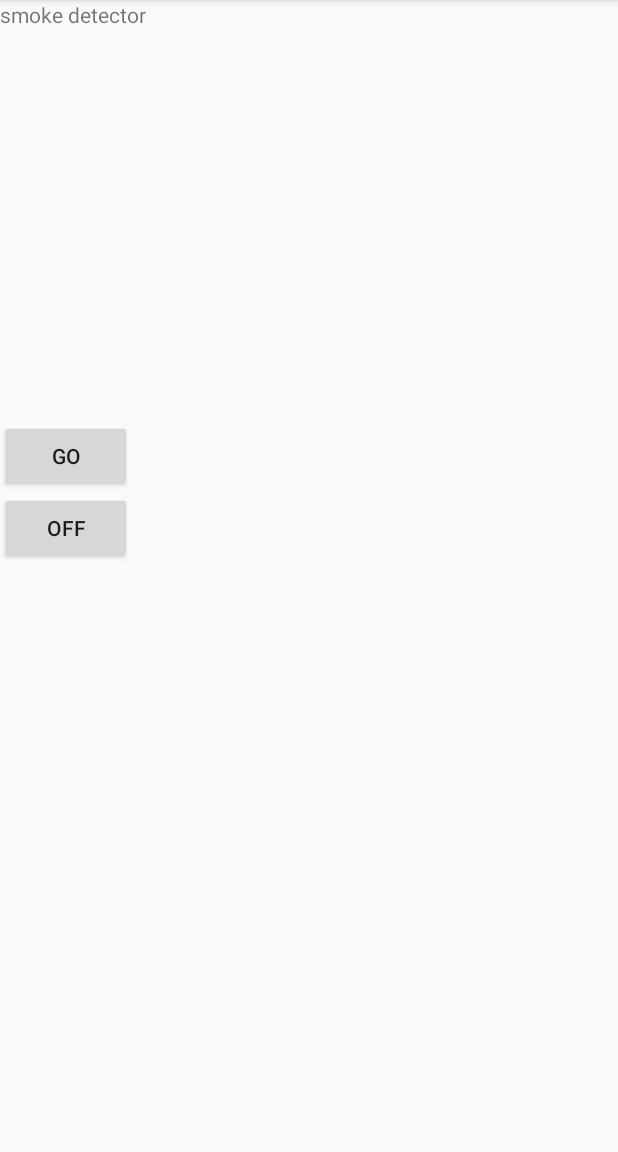
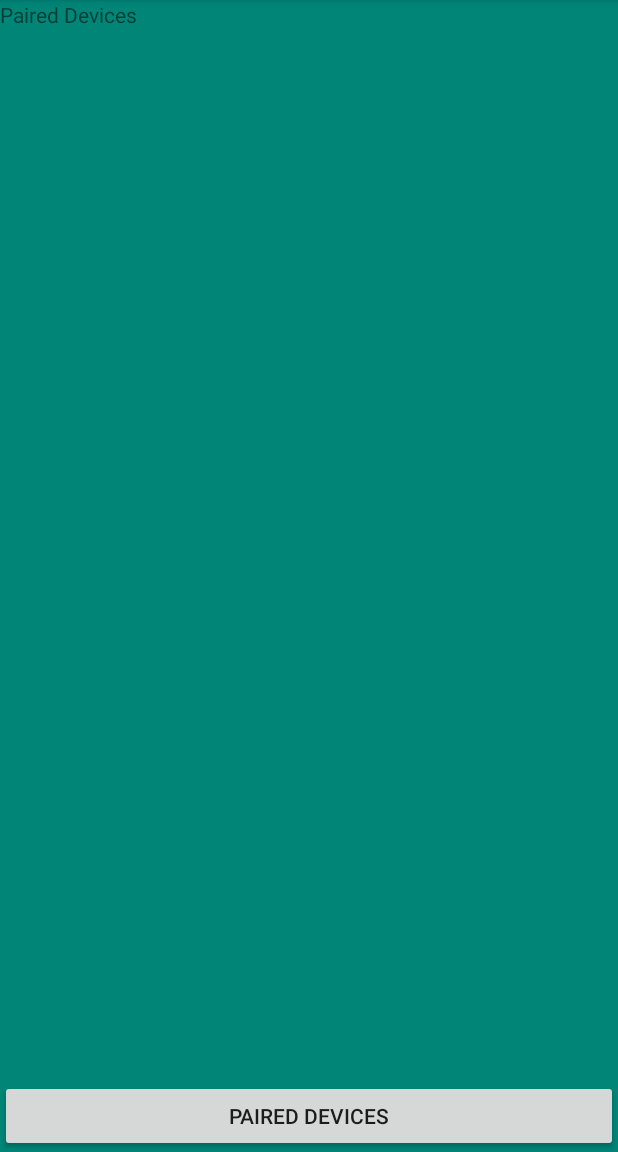
Before and after one commit to Ruthvi-yk/infinite_loop, an Android app: the screen it shows after launch (MainActivity), on a phone screen of 412 x 824 dp, the part 84-1236 px from its top. Run offline under Robolectric (Android 15) with nearby library versions, the phone set to English and light mode, and no system bars.

Commit message:
Add files via upload
source code edit

```diff
--- a/src/main/AndroidManifest.xml
+++ b/src/main/AndroidManifest.xml
@@ -6,6 +6,7 @@
 
         <uses-permission android:name="android.permission.BLUETOOTH_ADMIN" />
         <uses-permission android:name="android.permission.BLUETOOTH" />
+    <uses-permission android:name="android.permission.CALL_PHONE" />
 
         <application
             android:allowBackup="true"
@@ -14,6 +15,7 @@
             android:roundIcon="@mipmap/ic_launcher_round"
             android:supportsRtl="true"
             android:theme="@style/AppTheme">
+
             <activity android:name=".ledControl"></activity>
             <activity android:name=".MainActivity">
                 <intent-filter>
--- a/src/main/java/com/example/smokeii/MainActivity.java
+++ b/src/main/java/com/example/smokeii/MainActivity.java
@@ -1,57 +1,135 @@
 package com.example.smokeii;
 
-import android.support.v7.app.AppCompatActivity;
-import android.view.View;
-import android.os.Bundle;
-import android.widget.Button;
-import android.widget.Toast;
-import android.widget.AdapterView;
-import android.widget.TextView;
-import android.content.Intent;
-import android.bluetooth.BluetoothAdapter;
-import android.widget.ListView;
 
 
-public class MainActivity extends AppCompatActivity {
+import android.content.Intent;
+import android.support.v7.app.AppCompatActivity;
+import android.os.Bundle;
+import android.view.Menu;
+import android.view.MenuItem;
+import android.view.View;
+import android.widget.AdapterView;
+import android.widget.ArrayAdapter;
+import android.widget.Button;
+import android.widget.ListView;
+import android.bluetooth.BluetoothAdapter;
+import android.bluetooth.BluetoothDevice;
+import android.widget.TextView;
+import android.widget.Toast;
 
-    private BluetoothAdapter Bluetooth = null;
-    public static String EXTRA_ADDRESS="device_address";
+import java.util.ArrayList;
+import java.util.Set;
+
+
+public class MainActivity extends AppCompatActivity
+{
+    //widgets
+    Button btnPaired;
+    ListView devicelist;
+    //Bluetooth
+    private BluetoothAdapter myBluetooth = null;
+    private Set<BluetoothDevice> pairedDevices;
+    public static String EXTRA_ADDRESS = "device_address";
+
     @Override
-    protected void onCreate(Bundle savedInstanceState) {
+    protected void onCreate(Bundle savedInstanceState)
+    {
         super.onCreate(savedInstanceState);
         setContentView(R.layout.activity_main);
-        Button btn;
-        btn = (Button)findViewById(R.id.button);
-        ListView list;
-        list = (ListView)findViewById(R.id.ListView);
 
+        //Calling widgets
+        btnPaired = (Button)findViewById(R.id.button);
+        devicelist = (ListView)findViewById(R.id.listView);
 
-        Bluetooth = BluetoothAdapter.getDefaultAdapter();
-        if(Bluetooth == null)
+        //if the device has bluetooth
+        myBluetooth = BluetoothAdapter.getDefaultAdapter();
+
+        if(myBluetooth == null)
         {
+            //Show a mensag. that the device has no bluetooth adapter
             Toast.makeText(getApplicationContext(), "Bluetooth Device Not Available", Toast.LENGTH_LONG).show();
+
             //finish apk
             finish();
         }
+        else if(!myBluetooth.isEnabled())
+        {
+            //Ask to the user turn the bluetooth on
+            Intent turnBTon = new Intent(BluetoothAdapter.ACTION_REQUEST_ENABLE);
+            startActivityForResult(turnBTon,1);
+        }
+
+        btnPaired.setOnClickListener(new View.OnClickListener() {
+            @Override
+            public void onClick(View v)
+            {
+                pairedDevicesList();
+            }
+        });
+
+    }
+
+    private void pairedDevicesList()
+    {
+        pairedDevices = myBluetooth.getBondedDevices();
+        ArrayList list = new ArrayList();
+
+        if (pairedDevices.size()>0)
+        {
+            for(BluetoothDevice bt : pairedDevices)
+            {
+                list.add(bt.getName() + "\n" + bt.getAddress()); //Get the device's name and the address
+            }
+        }
         else
         {
-            if (Bluetooth.isEnabled())
-            { }
-            else
-            {
-                Intent turnBTon = new Intent(BluetoothAdapter.ACTION_REQUEST_ENABLE);
-                startActivityForResult(turnBTon,1);
-            }
-        }};
+            Toast.makeText(getApplicationContext(), "No Paired Bluetooth Devices Found.", Toast.LENGTH_LONG).show();
+        }
+
+        final ArrayAdapter adapter = new ArrayAdapter(this,android.R.layout.simple_list_item_1, list);
+        devicelist.setAdapter(adapter);
+        devicelist.setOnItemClickListener(myListClickListener); //Method called when the device from the list is clicked
+
+    }
+
     private AdapterView.OnItemClickListener myListClickListener = new AdapterView.OnItemClickListener()
     {
-        public void onItemClick (AdapterView av, View v, int arg2, long arg3)
+        public void onItemClick (AdapterView<?> av, View v, int arg2, long arg3)
         {
+            // Get the device MAC address, the last 17 chars in the View
             String info = ((TextView) v).getText().toString();
             String address = info.substring(info.length() - 17);
+
+            // Make an intent to start next activity.
             Intent i = new Intent(MainActivity.this, ledControl.class);
-            i.putExtra(EXTRA_ADDRESS, address);
+
+            //Change the activity.
+            i.putExtra(EXTRA_ADDRESS, address); //this will be received at ledControl (class) Activity
             startActivity(i);
         }
     };
+
+
+    /*@Override
+    public boolean onCreateOptionsMenu(Menu menu)
+    {
+        // Inflate the menu; this adds items to the action bar if it is present.
+        getMenuInflater().inflate(R.menu.menu_device_list, menu);
+        return true;
+    }
+
+    @Override
+    public boolean onOptionsItemSelected(MenuItem item) {
+        // Handle action bar item clicks here. The action bar will
+        // automatically handle clicks on the Home/Up button, so long
+        // as you specify a parent activity in AndroidManifest.xml.
+        int id = item.getItemId();
+
+        //noinspection SimplifiableIfStatement
+        if (id == R.id.action_settings) {
+            return true;
+        }
+
+        return super.onOptionsItemSelected(item);
+    }*/
 }
--- a/src/main/res/layout/activity_main.xml
+++ b/src/main/res/layout/activity_main.xml
@@ -5,35 +5,35 @@
     xmlns:tools="http://schemas.android.com/tools"
     android:layout_width="match_parent"
     android:layout_height="match_parent"
-    tools:context=".MainActivity">
+    tools:context=".MainActivity"
+    android:background="@color/colorPrimary">
 
     <TextView
-        android:id="@+id/textView"
-        android:layout_width="280dp"
-        android:layout_height="280dp"
-        android:text="smoke detector"
-
-        />
-
-    <Button
-        android:id="@+id/button"
             android:layout_width="wrap_content"
             android:layout_height="wrap_content"
-        android:text="GO"
-        android:layout_below="@+id/textView"
-        />
+            android:text="Paired Devices"
+            android:id="@+id/textView"
+            android:layout_alignParentTop="true"
+            android:layout_alignParentLeft="true"
+            android:layout_alignParentStart="true" />
         <Button
-        android:id="@+id/button1"
             android:layout_width="wrap_content"
             android:layout_height="wrap_content"
-        android:text="OFF"
-        android:layout_below="@+id/button"
-        />
+            android:text="Paired Devices"
+            android:id="@+id/button"
+            android:layout_alignParentBottom="true"
+            android:layout_alignParentLeft="true"
+            android:layout_alignParentStart="true"
+            android:layout_alignParentRight="true"
+            android:layout_alignParentEnd="true" />
 
         <ListView
-        android:id="@+id/ListView"
-        android:layout_width="match_parent"
-        android:layout_height="match_parent" />
+            android:layout_width="wrap_content"
+            android:layout_height="wrap_content"
+            android:id="@+id/listView"
+            android:layout_centerHorizontal="true"
+            android:layout_above="@+id/button"
+            android:layout_below="@+id/textView" />
 
 
 </RelativeLayout>
--- a/src/main/res/values/strings.xml
+++ b/src/main/res/values/strings.xml
@@ -1,3 +1,4 @@
 <resources>
     <string name="app_name">smokeii</string>
+
 </resources>
```
Also changed, not shown: src/main/java/com/example/smokeii/ledControl.java (added, +252 -0 lines), src/main/res/layout/activity_led_control.xml (added, +100 -0 lines). Lines whose indentation alone changed are shown as unchanged.
